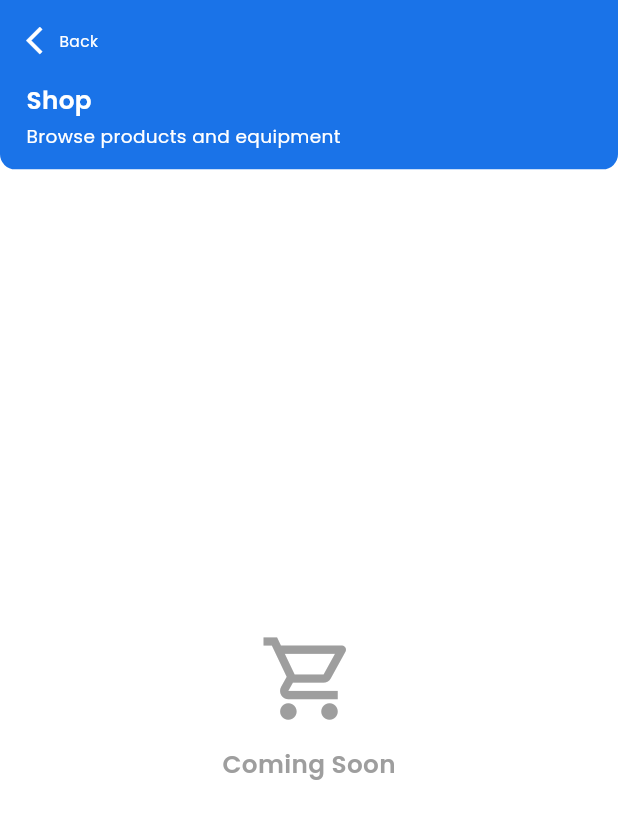
After one commit to nuhan021/aryegrunzweig, a Flutter app: the ShopScreen screen opened directly, on a phone screen of 412 x 824 dp. The commit adds this screen. Shown: the top 819 px of the screen. Run offline on Flutter 3.47's test engine with Material 3 defaults, Android fonts, the phone set to English and light mode, and no system bars; our stand-ins replace cached_network_image, carousel_slider, country_code_picker, flutter_otp_text_field, flutter_screenutil, get and 7 more; accounts and stored records are empty; project files that could hold a hidden picture were left out.

Commit message:
Set primary color to blue and update bottom nav to Home/Services/Shop/Orders/Profile
Match the new design: primary brand color changes from teal to blue,
and the bottom nav bar is rebuilt with Services and Shop tabs (Shop
is a placeholder screen pending the real feature).

```diff
--- a/lib/core/utils/constants/colors.dart
+++ b/lib/core/utils/constants/colors.dart
@@ -3,7 +3,7 @@ import 'package:flutter/material.dart';
 class AppColors {
   AppColors._();
 
-  static const Color primary = Color(0xFF1C4F50);
+  static const Color primary = Color(0xFF1A73E8);
 
 
   // Utility Colors
--- a/lib/core/utils/constants/icon_path.dart
+++ b/lib/core/utils/constants/icon_path.dart
@@ -17,6 +17,7 @@ class IconPath{
   static const String settings = '$_basePath/settings.png';
   static const String order = '$_basePath/order.png';
   static const String chat = '$_basePath/chat.png';
+  static const String headset = '$_basePath/headset.png';
   static const String video = '$_basePath/video.png';
   static const String location = '$_basePath/location.png';
   static const String range = '$_basePath/range.png';
--- /dev/null
+++ b/lib/features/shop/views/screens/shop_screen.dart
@@ -0,0 +1,49 @@
+import 'package:aryegrunzweig/core/common/styles/global_text_style.dart';
+import 'package:flutter/material.dart';
+import 'package:flutter_screenutil/flutter_screenutil.dart';
+
+import '../../../../core/common/widgets/custom_app_bar.dart';
+
+class ShopScreen extends StatelessWidget {
+  const ShopScreen({super.key});
+
+  @override
+  Widget build(BuildContext context) {
+    return Scaffold(
+      backgroundColor: Colors.white,
+      body: SafeArea(
+        child: Column(
+          children: [
+            const CustomAppBar(
+              title: 'Shop',
+              subtitle: 'Browse products and equipment',
+            ),
+            Expanded(
+              child: Center(
+                child: Column(
+                  mainAxisSize: MainAxisSize.min,
+                  children: [
+                    Icon(
+                      Icons.shopping_cart_outlined,
+                      size: 60.w,
+                      color: Colors.grey,
+                    ),
+                    16.verticalSpace,
+                    Text(
+                      'Coming Soon',
+                      style: getTextStyle(
+                        fontSize: 16.sp,
+                        fontWeight: FontWeight.w600,
+                        color: Colors.grey,
+                      ),
+                    ),
+                  ],
+                ),
+              ),
+            ),
+          ],
+        ),
+      ),
+    );
+  }
+}
```
Also changed, not shown: lib/features/app_bottom_nav_bar/veiws/app_bottom_nav_bar.dart (+17 -12 lines), assets/icons/headset.png (added).
